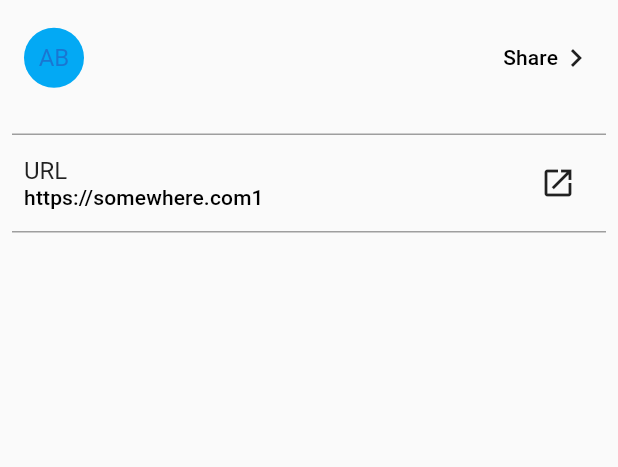
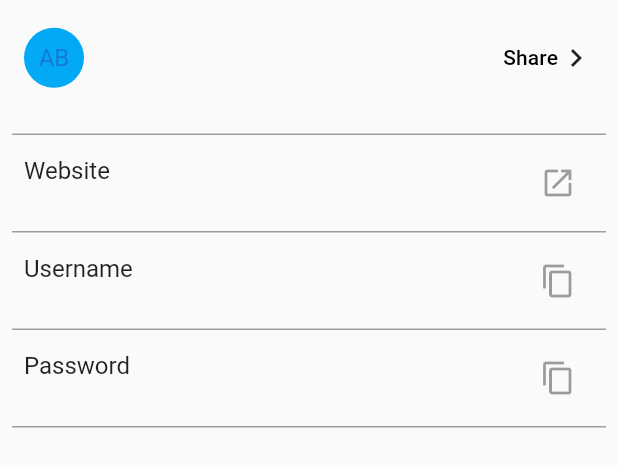
Before and after one commit to tapashmajumder/flutter_stashword, a Flutter app: the ViewPasswordWidget widget shown alone on an empty page, opened directly with empty values, on a phone screen of 412 x 824 dp. Shown: the top 467 px of the screen. Run offline on Flutter 3.47's test engine with Material 2 defaults, Android fonts, the phone set to English and light mode, and no system bars; our stand-ins replace dartz, equatable, flutter_hooks, flutter_secure_storage, hive, hive_flutter and 2 more; missing offline and left inert: encrypt, pointycastle; accounts and stored records are empty.

Commit message:
view password is showing all fields now.

```diff
--- a/lib/ui/item/view_password.dart
+++ b/lib/ui/item/view_password.dart
@@ -8,6 +8,10 @@ class ViewPasswordWidget extends StatelessWidget {
 
   @override
   Widget build(BuildContext context) {
+    const openWebsiteButton = IconButton(onPressed: null, icon: Icon(Icons.open_in_new));
+    const copyUsernameButton = IconButton(onPressed: null, icon: Icon(Icons.copy));
+    const copyPasswordButton = IconButton(onPressed: null, icon: Icon(Icons.copy));
+
     return Padding(
       padding: const EdgeInsets.all(8.0),
       child: Column(crossAxisAlignment: CrossAxisAlignment.start, children: [
@@ -16,7 +20,11 @@ class ViewPasswordWidget extends StatelessWidget {
         ),
         const SizedBox(height: 20),
         Container(height: 1, color: Colors.grey),
-        ViewRowWidget(),
+        ViewRowWidget(name: "Website", value: model.url ?? "", iconButton: openWebsiteButton,),
+        Container(height: 1, color: Colors.grey),
+        ViewRowWidget(name: "Username", value: model.userName ?? "", iconButton: copyUsernameButton,),
+        Container(height: 1, color: Colors.grey),
+        ViewRowWidget(name: "Password", value: model.password ?? "", iconButton: copyPasswordButton,),
         Container(height: 1, color: Colors.grey),
       ]),
     );
@@ -67,7 +75,15 @@ class ViewTopWidget extends StatelessWidget {
 }
 
 class ViewRowWidget extends StatelessWidget {
-  const ViewRowWidget({Key? key}) : super(key: key);
+  final String name;
+  final String value;
+  final IconButton iconButton;
+  const ViewRowWidget({
+    Key? key,
+    required this.name,
+    required this.value,
+    required this.iconButton,
+  }) : super(key: key);
 
   @override
   Widget build(BuildContext context) {
@@ -75,15 +91,12 @@ class ViewRowWidget extends StatelessWidget {
       padding: const EdgeInsets.all(8.0),
       child: Row(children: [
         Column(crossAxisAlignment: CrossAxisAlignment.start, mainAxisAlignment: MainAxisAlignment.center, children: [
-          Text("URL", style: Theme.of(context).textTheme.titleMedium),
-          Text("https://somewhere.com1", style: Theme.of(context).textTheme.titleSmall),
+          Text(name, style: Theme.of(context).textTheme.titleMedium),
+          Text(value, style: Theme.of(context).textTheme.titleSmall),
         ]),
         Expanded(child: Container()),
         Column(mainAxisAlignment: MainAxisAlignment.center, children: [
-          IconButton(
-            onPressed: () {},
-            icon: const Icon(Icons.open_in_new),
-          )
+          iconButton,
         ])
       ]),
     );
```
